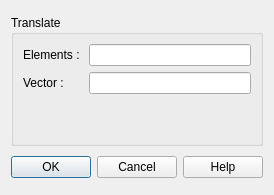
Above: src/HEXABLOCKGUI/MakeTranslation_QTD.ui from SalomePlatform/hexablock before the change. Below: the same form after it.
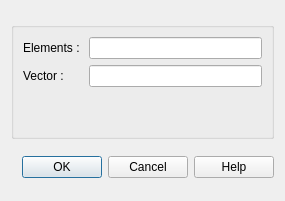
That is the form after the change.

Diff of the .ui file:
```diff
--- a/src/HEXABLOCKGUI/MakeTranslation_QTD.ui
+++ b/src/HEXABLOCKGUI/MakeTranslation_QTD.ui
@@ -6,8 +6,8 @@
    <rect>
     <x>0</x>
     <y>0</y>
-    <width>270</width>
-    <height>195</height>
+    <width>285</width>
+    <height>201</height>
    </rect>
   </property>
   <property name="sizePolicy">
@@ -29,7 +29,7 @@
       </sizepolicy>
      </property>
      <property name="title">
-      <string>Translate</string>
+      <string/>
      </property>
      <layout class="QVBoxLayout" name="verticalLayout_2">
       <item>
```
